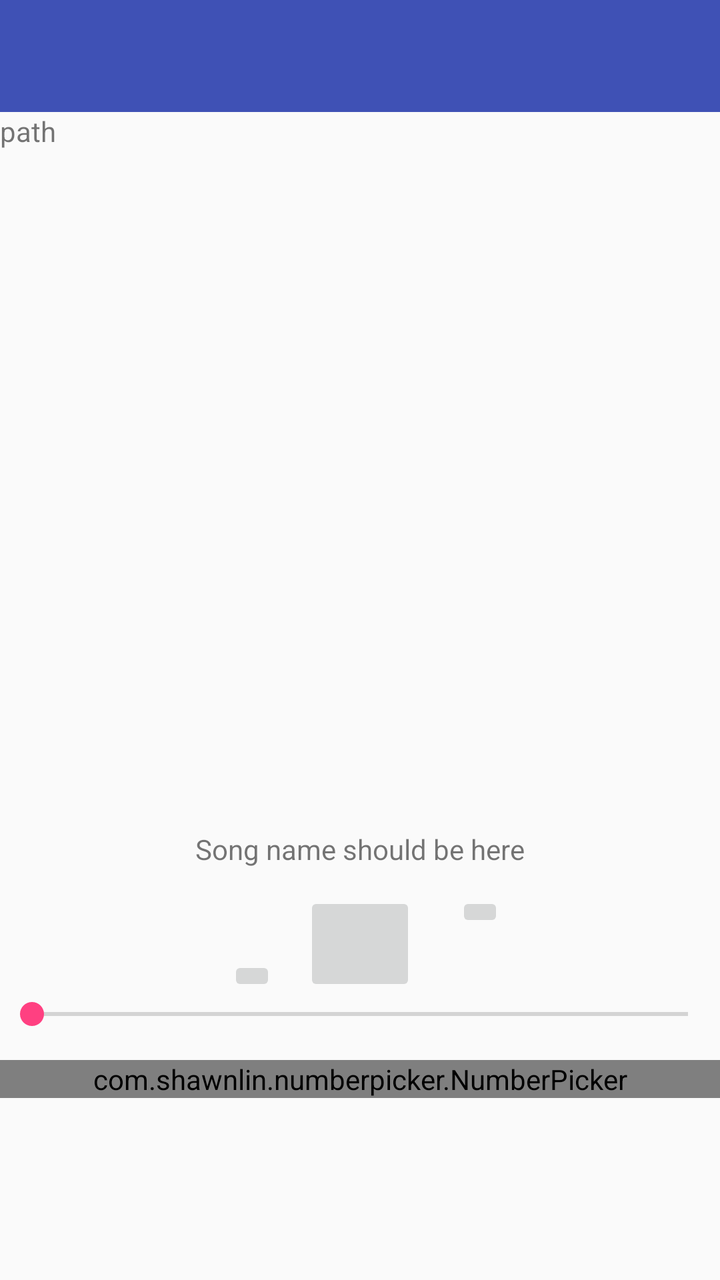
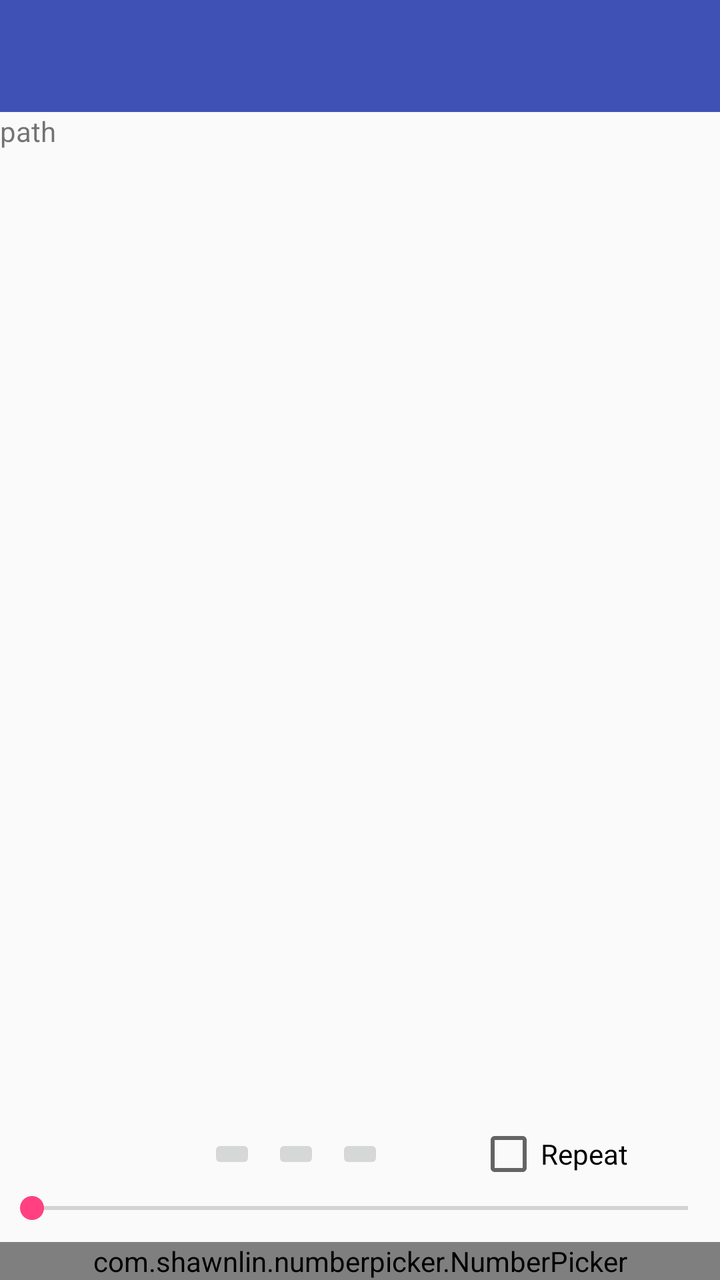

The first picture is an Android layout as it rendered before a commit; the second is the same layout after the commit. The layout source and the unified diff follow.
<!-- AndroidManifest.xml: activity theme AppTheme.NoActionBar -->
<!-- res/layout/activity_main.xml -->
<?xml version="1.0" encoding="utf-8"?>
<LinearLayout xmlns:android="http://schemas.android.com/apk/res/android"
    xmlns:app="http://schemas.android.com/apk/res-auto"
    xmlns:tools="http://schemas.android.com/tools"
    android:layout_width="match_parent"
    android:layout_height="match_parent"
    android:orientation="vertical"
    tools:context="justbucket.arepeater.MainActivity">

    <androidx.appcompat.widget.Toolbar
        android:id="@+id/toolbar"
        android:layout_width="match_parent"
        android:layout_height="?attr/actionBarSize"
        android:background="?attr/colorPrimary"
        app:popupTheme="@style/AppTheme.PopupOverlay" />

    <RelativeLayout
        android:layout_width="match_parent"
        android:layout_height="match_parent"
        tools:context="justbucket.arepeater.MainActivity"
        tools:showIn="@layout/activity_main">

        <TextView
            android:id="@+id/textPath"
            android:layout_width="match_parent"
            android:layout_height="wrap_content"
            android:text="path" />

        <ScrollView
            android:id="@+id/scrollView"
            android:layout_width="match_parent"
            android:layout_height="340dp"
            android:layout_below="@+id/textPath"
            android:orientation="vertical">

            <LinearLayout
                android:id="@+id/layMan"
                android:layout_width="match_parent"
                android:layout_height="wrap_content"
                android:orientation="vertical" />

        </ScrollView>

        <com.shawnlin.numberpicker.NumberPicker
            android:id="@+id/number_picker"
            android:layout_width="match_parent"
            android:layout_height="wrap_content"
            android:layout_below="@+id/seekBar"
            android:orientation="horizontal"
            app:np_dividerDistance="40dp"
            app:np_height="60dp"
            app:np_max="15"
            app:np_min="1"
            app:np_orientation="horizontal"
            app:np_selectedTextColor="@color/colorPrimary"
            app:np_textColor="@color/colorAccent"
            app:np_value="1"
            app:np_wheelItemCount="9" />

        <SeekBar
            android:id="@+id/seekBar"
            android:layout_width="match_parent"
            android:layout_height="wrap_content"
            android:layout_below="@+id/imageButtonPlay"
            android:layout_marginBottom="14dp"
            android:clickable="false" />

        <ImageButton
            android:id="@+id/imageButtonPlay"
            android:layout_width="56dp"
            android:layout_height="52dp"
            android:layout_below="@+id/textViewTrack"
            android:layout_centerHorizontal="true"
            android:layout_marginTop="12dp"
            app:srcCompat="@drawable/play" />

        <ImageButton
            android:id="@+id/imageButtonPrev"
            android:layout_width="wrap_content"
            android:layout_height="wrap_content"
            android:layout_alignBottom="@+id/imageButtonPlay"
            android:layout_marginEnd="14dp"
            android:layout_toStartOf="@+id/imageButtonPlay"
            app:srcCompat="@android:drawable/ic_media_previous" />

        <ImageButton
            android:id="@+id/imageButtonNext"
            android:layout_width="wrap_content"
            android:layout_height="wrap_content"
            android:layout_alignTop="@+id/imageButtonPlay"
            android:layout_marginStart="20dp"
            android:layout_toEndOf="@+id/imageButtonPlay"
            app:srcCompat="@android:drawable/ic_media_next" />

        <TextView
            android:id="@+id/textViewTrack"
            android:layout_width="wrap_content"
            android:layout_height="wrap_content"
            android:layout_below="@+id/scrollView"
            android:layout_centerHorizontal="true"
            android:text="Song name should be here" />

        <TextView
            android:id="@+id/textViewCurr"
            android:layout_width="wrap_content"
            android:layout_height="wrap_content"
            android:layout_alignBaseline="@+id/textViewTotal"
            android:layout_alignBottom="@+id/textViewTotal"
            android:layout_alignParentStart="true"
            android:layout_marginStart="15dp" />

        <TextView
            android:id="@+id/textViewTotal"
            android:layout_width="wrap_content"
            android:layout_height="wrap_content"
            android:layout_above="@+id/seekBar"
            android:layout_alignParentEnd="true"
            android:layout_marginEnd="15dp" />

    </RelativeLayout>

</LinearLayout>
<!-- resources referenced by this layout -->
<resources>
  <color name="colorAccent">#FF4081</color>
  <color name="colorPrimary">#3F51B5</color>
  <!-- drawable play (drawable) -->
  <vector xmlns:android="http://schemas.android.com/apk/res/android"
      android:width="24dp"
      android:height="24dp"
      android:viewportHeight="24"
      android:viewportWidth="24">
      <path
          android:fillColor="@color/colorAccent"
          android:pathData="M8,5.14V19.14L19,12.14L8,5.14Z" />
  </vector>
  <style name="AppTheme.PopupOverlay" parent="ThemeOverlay.AppCompat.Light" />
  <style name="AppTheme.NoActionBar">
          <item name="windowActionBar">false</item>
          <item name="windowNoTitle">true</item>
      </style>
</resources>

<!-- the commit's change to res/layout/activity_main.xml (unified diff, before → after) -->
@@ -1,10 +1,11 @@
 <?xml version="1.0" encoding="utf-8"?>
-<LinearLayout xmlns:android="http://schemas.android.com/apk/res/android"
+<androidx.constraintlayout.widget.ConstraintLayout xmlns:android="http://schemas.android.com/apk/res/android"
     xmlns:app="http://schemas.android.com/apk/res-auto"
     xmlns:tools="http://schemas.android.com/tools"
     android:layout_width="match_parent"
     android:layout_height="match_parent"
     android:orientation="vertical"
+    android:animateLayoutChanges="true"
     tools:context="justbucket.arepeater.MainActivity">
 
     <androidx.appcompat.widget.Toolbar
@@ -12,111 +13,120 @@
         android:layout_width="match_parent"
         android:layout_height="?attr/actionBarSize"
         android:background="?attr/colorPrimary"
+        app:layout_constraintTop_toTopOf="parent"
         app:popupTheme="@style/AppTheme.PopupOverlay" />
 
-    <RelativeLayout
+    <TextView
+        android:id="@+id/textPath"
         android:layout_width="match_parent"
-        android:layout_height="match_parent"
-        tools:context="justbucket.arepeater.MainActivity"
-        tools:showIn="@layout/activity_main">
+        android:layout_height="wrap_content"
+        android:text="path"
+        app:layout_constraintTop_toBottomOf="@id/toolbar" />
 
-        <TextView
-            android:id="@+id/textPath"
-            android:layout_width="match_parent"
-            android:layout_height="wrap_content"
-            android:text="path" />
+    <androidx.recyclerview.widget.RecyclerView
+        android:id="@+id/fileMan"
+        android:layout_width="match_parent"
+        android:layout_height="0dp"
+        android:scrollbars="vertical"
+        app:layout_constraintBottom_toTopOf="@id/textViewTrack"
+        app:layout_constraintTop_toBottomOf="@id/textPath" />
 
-        <ScrollView
-            android:id="@+id/scrollView"
-            android:layout_width="match_parent"
-            android:layout_height="340dp"
-            android:layout_below="@+id/textPath"
-            android:orientation="vertical">
+    <androidx.constraintlayout.widget.Group
+        android:id="@+id/group"
+        android:layout_width="wrap_content"
+        android:layout_height="wrap_content"
+        app:constraint_referenced_ids="numberPicker,seekBar,imageButtonNext,imageButtonPrev, imageButtonPP,textViewCurr,textViewTotal,textViewTrack,checkBox" />
 
-            <LinearLayout
-                android:id="@+id/layMan"
-                android:layout_width="match_parent"
-                android:layout_height="wrap_content"
-                android:orientation="vertical" />
+    <com.shawnlin.numberpicker.NumberPicker
+        android:id="@+id/numberPicker"
+        android:layout_width="match_parent"
+        android:layout_height="wrap_content"
+        android:orientation="horizontal"
+        app:layout_constraintBottom_toBottomOf="parent"
+        app:np_dividerDistance="40dp"
+        app:np_dividerThickness="3dp"
+        app:np_height="60dp"
+        app:np_max="15"
+        app:np_min="1"
+        app:np_orientation="horizontal"
+        app:np_selectedTextColor="@color/colorPrimary"
+        app:np_textColor="@color/colorAccent"
+        app:np_value="1"
+        app:np_wheelItemCount="9" />
 
-        </ScrollView>
+    <SeekBar
+        android:id="@+id/seekBar"
+        android:layout_width="match_parent"
+        android:layout_height="wrap_content"
+        android:layout_marginBottom="8dp"
+        android:clickable="false"
+        app:layout_constraintBottom_toTopOf="@+id/numberPicker"
+        app:layout_constraintEnd_toEndOf="parent"
+        app:layout_constraintStart_toStartOf="parent" />
 
-        <com.shawnlin.numberpicker.NumberPicker
-            android:id="@+id/number_picker"
-            android:layout_width="match_parent"
-            android:layout_height="wrap_content"
-            android:layout_below="@+id/seekBar"
-            android:orientation="horizontal"
-            app:np_dividerDistance="40dp"
-            app:np_height="60dp"
-            app:np_max="15"
-            app:np_min="1"
-            app:np_orientation="horizontal"
-            app:np_selectedTextColor="@color/colorPrimary"
-            app:np_textColor="@color/colorAccent"
-            app:np_value="1"
-            app:np_wheelItemCount="9" />
+    <ImageButton
+        android:id="@+id/imageButtonPP"
+        android:layout_width="wrap_content"
+        android:layout_height="wrap_content"
+        android:layout_marginBottom="8dp"
+        app:layout_constraintBottom_toTopOf="@+id/seekBar"
+        app:layout_constraintEnd_toEndOf="parent"
+        app:layout_constraintStart_toStartOf="parent"
+        app:srcCompat="@drawable/pause" />
 
-        <SeekBar
-            android:id="@+id/seekBar"
-            android:layout_width="match_parent"
-            android:layout_height="wrap_content"
-            android:layout_below="@+id/imageButtonPlay"
-            android:layout_marginBottom="14dp"
-            android:clickable="false" />
+    <ImageButton
+        android:id="@+id/imageButtonPrev"
+        android:layout_width="wrap_content"
+        android:layout_height="0dp"
+        android:layout_marginEnd="8dp"
+        app:layout_constraintBottom_toBottomOf="@+id/imageButtonNext"
+        app:layout_constraintEnd_toStartOf="@+id/imageButtonNext"
+        app:layout_constraintTop_toTopOf="@+id/imageButtonNext"
+        app:layout_constraintVertical_bias="0.0"
+        app:srcCompat="@android:drawable/ic_media_previous" />
 
-        <ImageButton
-            android:id="@+id/imageButtonPlay"
-            android:layout_width="56dp"
-            android:layout_height="52dp"
-            android:layout_below="@+id/textViewTrack"
-            android:layout_centerHorizontal="true"
-            android:layout_marginTop="12dp"
-            app:srcCompat="@drawable/play" />
+    <ImageButton
+        android:id="@+id/imageButtonNext"
+        android:layout_width="wrap_content"
+        android:layout_height="0dp"
+        android:layout_marginEnd="8dp"
+        app:layout_constraintBottom_toBottomOf="@+id/imageButtonPP"
+        app:layout_constraintEnd_toStartOf="@+id/imageButtonPP"
+        app:layout_constraintTop_toTopOf="@+id/imageButtonPP"
+        app:srcCompat="@android:drawable/ic_media_next" />
 
-        <ImageButton
-            android:id="@+id/imageButtonPrev"
-            android:layout_width="wrap_content"
-            android:layout_height="wrap_content"
-            android:layout_alignBottom="@+id/imageButtonPlay"
-            android:layout_marginEnd="14dp"
-            android:layout_toStartOf="@+id/imageButtonPlay"
-            app:srcCompat="@android:drawable/ic_media_previous" />
+    <TextView
+        android:id="@+id/textViewTrack"
+        android:layout_width="wrap_content"
+        android:layout_height="wrap_content"
+        android:layout_marginEnd="8dp"
+        android:layout_marginStart="8dp"
+        app:layout_constraintBottom_toTopOf="@+id/imageButtonPP"
+        app:layout_constraintEnd_toEndOf="parent"
+        app:layout_constraintStart_toStartOf="parent" />
 
-        <ImageButton
-            android:id="@+id/imageButtonNext"
-            android:layout_width="wrap_content"
-            android:layout_height="wrap_content"
-            android:layout_alignTop="@+id/imageButtonPlay"
-            android:layout_marginStart="20dp"
-            android:layout_toEndOf="@+id/imageButtonPlay"
-            app:srcCompat="@android:drawable/ic_media_next" />
+    <TextView
+        android:id="@+id/textViewCurr"
+        android:layout_width="wrap_content"
+        android:layout_height="wrap_content"
+        app:layout_constraintBottom_toTopOf="@+id/seekBar"
+        app:layout_constraintStart_toStartOf="parent" />
 
-        <TextView
-            android:id="@+id/textViewTrack"
-            android:layout_width="wrap_content"
-            android:layout_height="wrap_content"
-            android:layout_below="@+id/scrollView"
-            android:layout_centerHorizontal="true"
-            android:text="Song name should be here" />
+    <TextView
+        android:id="@+id/textViewTotal"
+        android:layout_width="wrap_content"
+        android:layout_height="wrap_content"
+        app:layout_constraintBottom_toTopOf="@+id/seekBar"
+        app:layout_constraintEnd_toEndOf="parent" />
 
-        <TextView
-            android:id="@+id/textViewCurr"
-            android:layout_width="wrap_content"
-            android:layout_height="wrap_content"
-            android:layout_alignBaseline="@+id/textViewTotal"
-            android:layout_alignBottom="@+id/textViewTotal"
-            android:layout_alignParentStart="true"
-            android:layout_marginStart="15dp" />
+    <CheckBox
+        android:id="@+id/checkBox"
+        android:layout_width="wrap_content"
+        android:layout_height="wrap_content"
+        android:text="Repeat"
+        app:layout_constraintBottom_toBottomOf="@+id/imageButtonPP"
+        app:layout_constraintEnd_toEndOf="parent"
+        app:layout_constraintStart_toEndOf="@+id/imageButtonPP"
+        app:layout_constraintTop_toBottomOf="@+id/textViewTrack" />
 
-        <TextView
-            android:id="@+id/textViewTotal"
-            android:layout_width="wrap_content"
-            android:layout_height="wrap_content"
-            android:layout_above="@+id/seekBar"
-            android:layout_alignParentEnd="true"
-            android:layout_marginEnd="15dp" />
-
-    </RelativeLayout>
-
-</LinearLayout>
+</androidx.constraintlayout.widget.ConstraintLayout>
<!-- resource entries referenced after the edit -->
@@ -2,7 +2,7 @@
 <resources>
   <color name="colorAccent">#FF4081</color>
   <color name="colorPrimary">#3F51B5</color>
-  <!-- drawable play (drawable) -->
+  <!-- drawable pause (drawable) -->
   <vector xmlns:android="http://schemas.android.com/apk/res/android"
       android:width="24dp"
       android:height="24dp"
@@ -10,7 +10,7 @@
       android:viewportWidth="24">
       <path
           android:fillColor="@color/colorAccent"
-          android:pathData="M8,5.14V19.14L19,12.14L8,5.14Z" />
+          android:pathData="M14,19H18V5H14M6,19H10V5H6V19Z" />
   </vector>
   <style name="AppTheme.PopupOverlay" parent="ThemeOverlay.AppCompat.Light" />
   <style name="AppTheme.NoActionBar">
